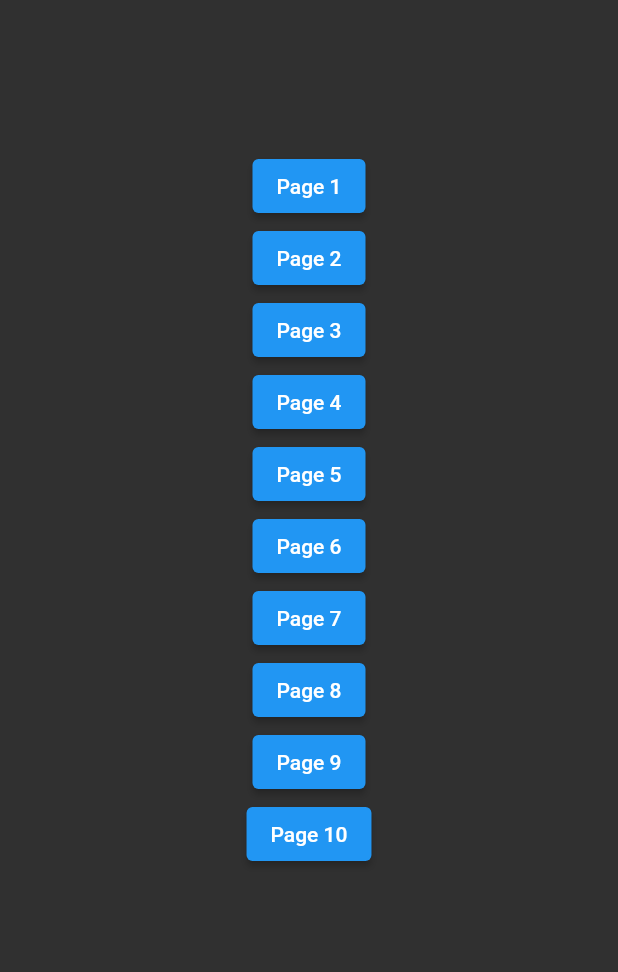
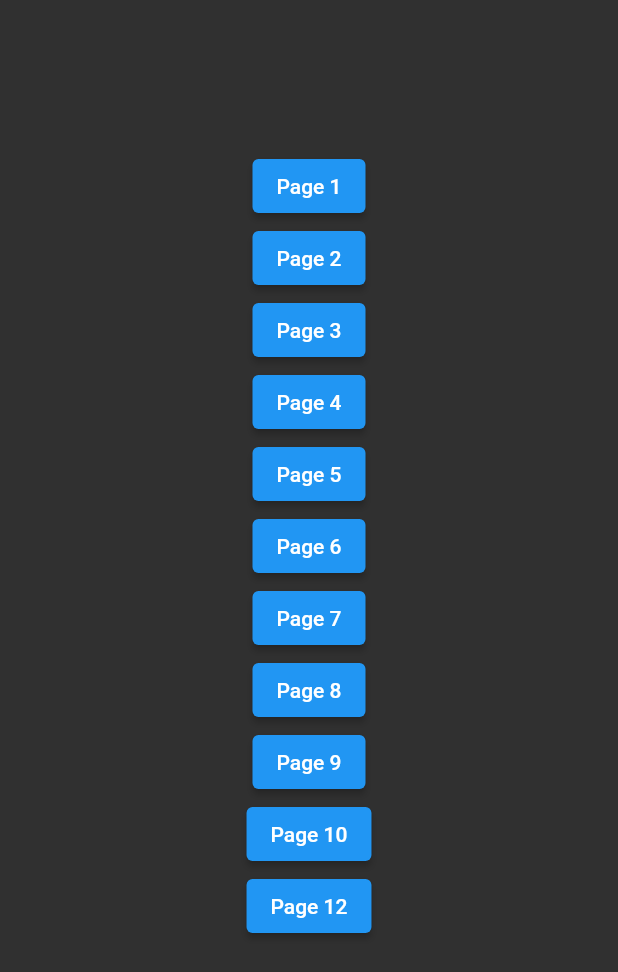
Before and after one commit to droy312/hacktoberfest_2022_flutter_opensource_project, a Flutter app: the screen it shows after launch, on a phone screen of 412 x 824 dp. Shown: the top 972 px of the screen. Run offline on Flutter 3.47's test engine with Material 2 defaults, Android fonts, the phone set to English and light mode, and no system bars.

Commit message:
Added page button 12

```diff
--- a/lib/home_page.dart
+++ b/lib/home_page.dart
@@ -9,6 +9,7 @@ import 'pages/page_6.dart';
 import 'pages/page_7.dart';
 import 'pages/page_8.dart';
 import 'pages/page_9.dart';
+import 'pages/page_12.dart';
 
 class HomePage extends StatelessWidget {
   const HomePage({super.key});
@@ -29,6 +30,7 @@ class HomePage extends StatelessWidget {
           PageButton(pageNumber: 8, page: Page8()),
           PageButton(pageNumber: 9, page: Page9()),
           PageButton(pageNumber: 10, page: Page10()),
+          PageButton(pageNumber: 12, page: Page12()),
 
           /// TODO:
           /// Want to add more page buttons?
```
